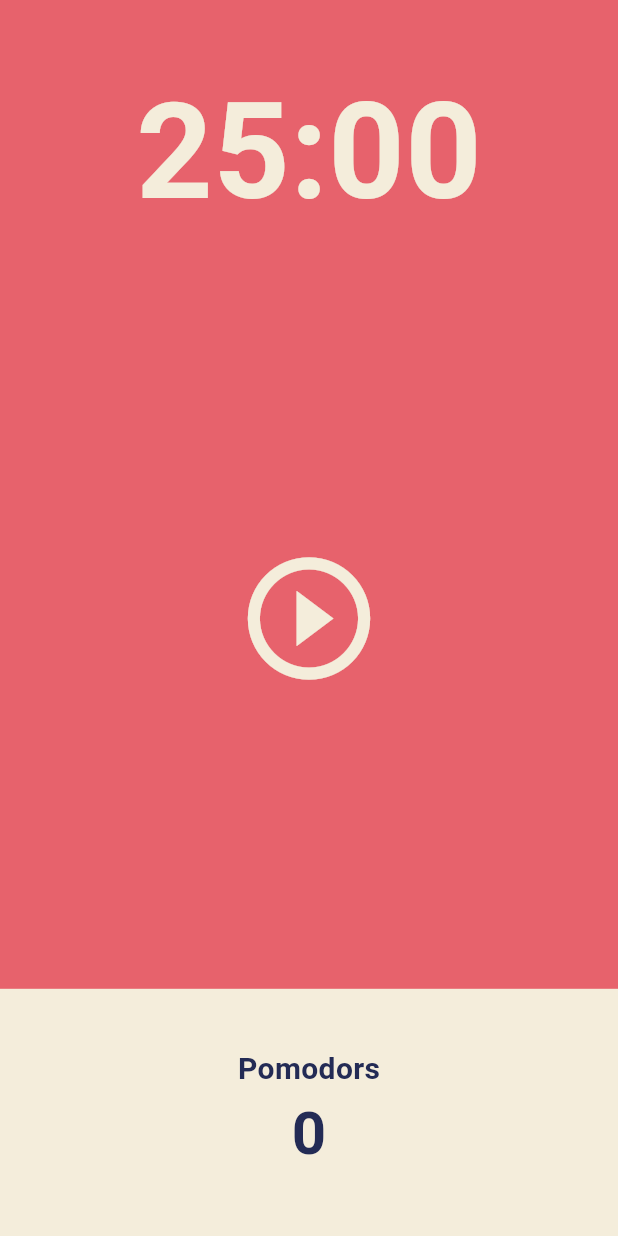
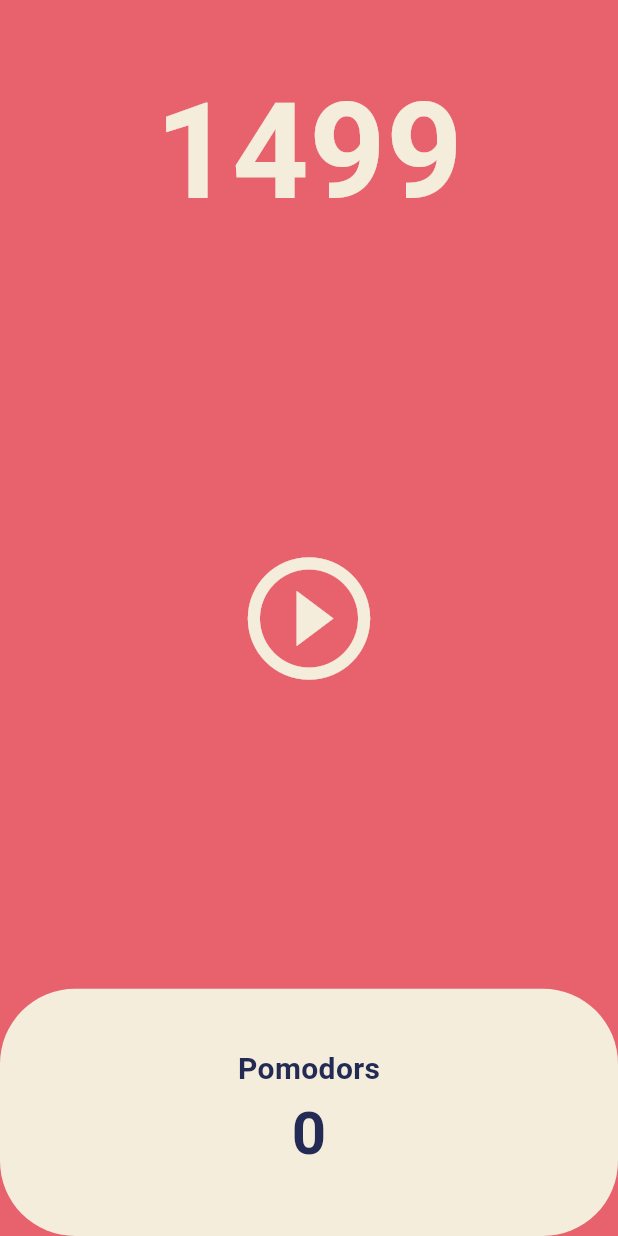
Before and after one commit to jyparkme/about-flutter-practice, a Flutter app: the screen it shows after launch, after a tap on the "play circle outline" icon, on a phone screen of 412 x 824 dp. Run offline on Flutter 3.47's test engine with Material 3 defaults, Android fonts, the phone set to English and light mode, and no system bars.

Commit message:
chapter 4.1 Timer - Icon Button - Timer class (dart:async) - set Duration (periodic) - like setTimeout - when Timer is done using cancel method(recommend)

```diff
--- a/lib/screens/home_screen.dart
+++ b/lib/screens/home_screen.dart
@@ -1,3 +1,5 @@
+import 'dart:async';
+
 import 'package:flutter/material.dart';
 import 'package:flutter/widgets.dart';
 
@@ -9,6 +11,22 @@
 }
 
 class _HomeScreenState extends State<HomeScreen> {
+  int totalSeconds = 1500;
+  late Timer timer;
+
+  void onTick(Timer timer) {
+    setState(() {
+      totalSeconds = totalSeconds - 1;
+    });
+  }
+
+  void onStartPressed() {
+    timer = Timer.periodic(
+      const Duration(seconds: 1),
+      onTick,
+    );
+  }
+
   @override
   Widget build(BuildContext context) {
     return Scaffold(
@@ -20,7 +38,7 @@
             child: Container(
               alignment: Alignment.bottomCenter,
               child: Text(
-                '25:00',
+                '$totalSeconds',
                 style: TextStyle(
                   color: Theme.of(context).cardColor,
                   fontSize: 89,
@@ -35,8 +53,8 @@
               child: IconButton(
                 iconSize: 98,
                 color: Theme.of(context).cardColor,
-                onPressed: () {},
-                icon: Icon(Icons.play_circle_outline),
+                onPressed: onStartPressed,
+                icon: const Icon(Icons.play_circle_outline),
               ),
             ),
           ),
@@ -48,6 +66,7 @@
                   child: Container(
                     decoration: BoxDecoration(
                       color: Theme.of(context).cardColor,
+                      borderRadius: BorderRadius.circular(50),
                     ),
                     child: Column(
                       mainAxisAlignment: MainAxisAlignment.center,
```
